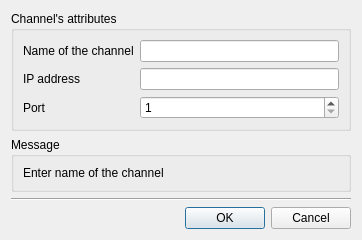
Above: Globe/channel_attributes.ui from igormironchik/globe-como before the change. Below: the same form after it.
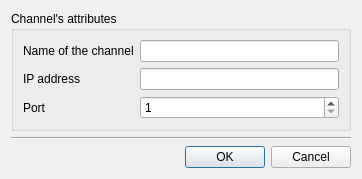
That is the form after the change.

Patch:
```diff
--- a/Globe/channel_attributes.ui
+++ b/Globe/channel_attributes.ui
@@ -7,19 +7,19 @@
     <x>0</x>
     <y>0</y>
     <width>362</width>
-    <height>221</height>
+    <height>169</height>
    </rect>
   </property>
   <property name="windowTitle">
    <string>Enter channel's attributes</string>
   </property>
-  <layout class="QVBoxLayout" name="verticalLayout">
+  <layout class="QVBoxLayout" name="verticalLayout_2">
    <item>
     <widget class="QGroupBox" name="groupBox">
      <property name="title">
       <string>Channel's attributes</string>
      </property>
-     <layout class="QHBoxLayout" name="horizontalLayout_2">
+     <layout class="QVBoxLayout" name="verticalLayout">
       <item>
        <layout class="QGridLayout" name="gridLayout">
         <item row="0" column="0">
@@ -64,22 +64,6 @@
      </layout>
     </widget>
    </item>
-   <item>
-    <widget class="QGroupBox" name="m_messageBox">
-     <property name="title">
-      <string>Message</string>
-     </property>
-     <layout class="QHBoxLayout" name="horizontalLayout">
-      <item>
-       <widget class="QLabel" name="m_message">
-        <property name="text">
-         <string>Enter name of the channel</string>
-        </property>
-       </widget>
-      </item>
-     </layout>
-    </widget>
-   </item>
    <item>
     <spacer name="verticalSpacer">
      <property name="orientation">
```
